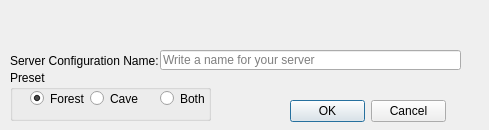
The window that newdialog.ui (sevren/DST-ServerManager) describes before a commit, drawn with Qt 5.
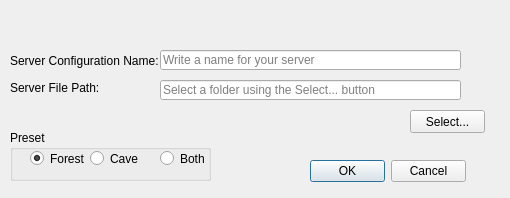
The same window after the commit.

Commit message:
Added Directory File Dialog
Added File chooser for directories on the new dialog, not yet validated

Patch:
```diff
--- a/newdialog.ui
+++ b/newdialog.ui
@@ -9,8 +9,8 @@
    <rect>
     <x>0</x>
     <y>0</y>
-    <width>489</width>
-    <height>130</height>
+    <width>510</width>
+    <height>198</height>
    </rect>
   </property>
   <property name="windowTitle">
@@ -51,8 +51,8 @@
   <widget class="QDialogButtonBox" name="buttonBox">
    <property name="geometry">
     <rect>
-     <x>290</x>
-     <y>100</y>
+     <x>310</x>
+     <y>160</y>
      <width>156</width>
      <height>23</height>
     </rect>
@@ -71,7 +71,7 @@
    <property name="geometry">
     <rect>
      <x>10</x>
-     <y>70</y>
+     <y>130</y>
      <width>201</width>
      <height>51</height>
     </rect>
@@ -122,6 +122,45 @@
     </property>
    </widget>
   </widget>
+  <widget class="QLabel" name="label">
+   <property name="geometry">
+    <rect>
+     <x>10</x>
+     <y>80</y>
+     <width>131</width>
+     <height>16</height>
+    </rect>
+   </property>
+   <property name="text">
+    <string>Server File Path:</string>
+   </property>
+  </widget>
+  <widget class="QLineEdit" name="serverFilePath">
+   <property name="geometry">
+    <rect>
+     <x>160</x>
+     <y>80</y>
+     <width>301</width>
+     <height>20</height>
+    </rect>
+   </property>
+   <property name="placeholderText">
+    <string>Select a folder using the Select... button</string>
+   </property>
+  </widget>
+  <widget class="QPushButton" name="directoryChooserBtn">
+   <property name="geometry">
+    <rect>
+     <x>410</x>
+     <y>110</y>
+     <width>75</width>
+     <height>23</height>
+    </rect>
+   </property>
+   <property name="text">
+    <string>Select...</string>
+   </property>
+  </widget>
  </widget>
  <layoutdefault spacing="6" margin="11"/>
  <resources/>
```
The commit also changes 2 other files.
